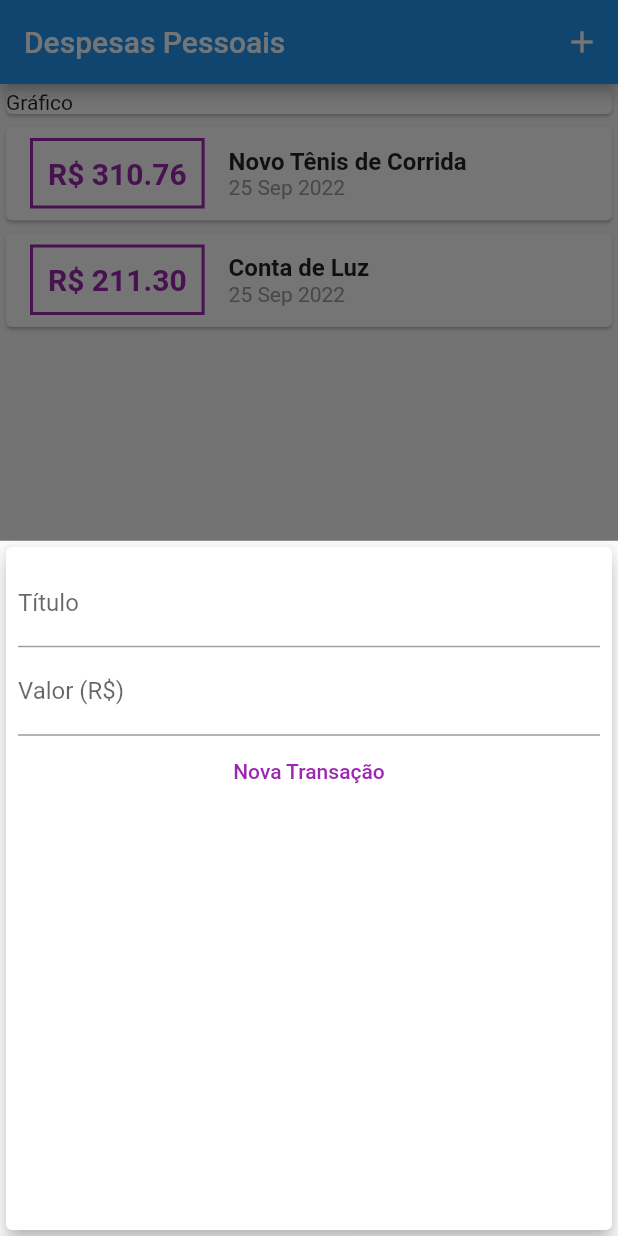
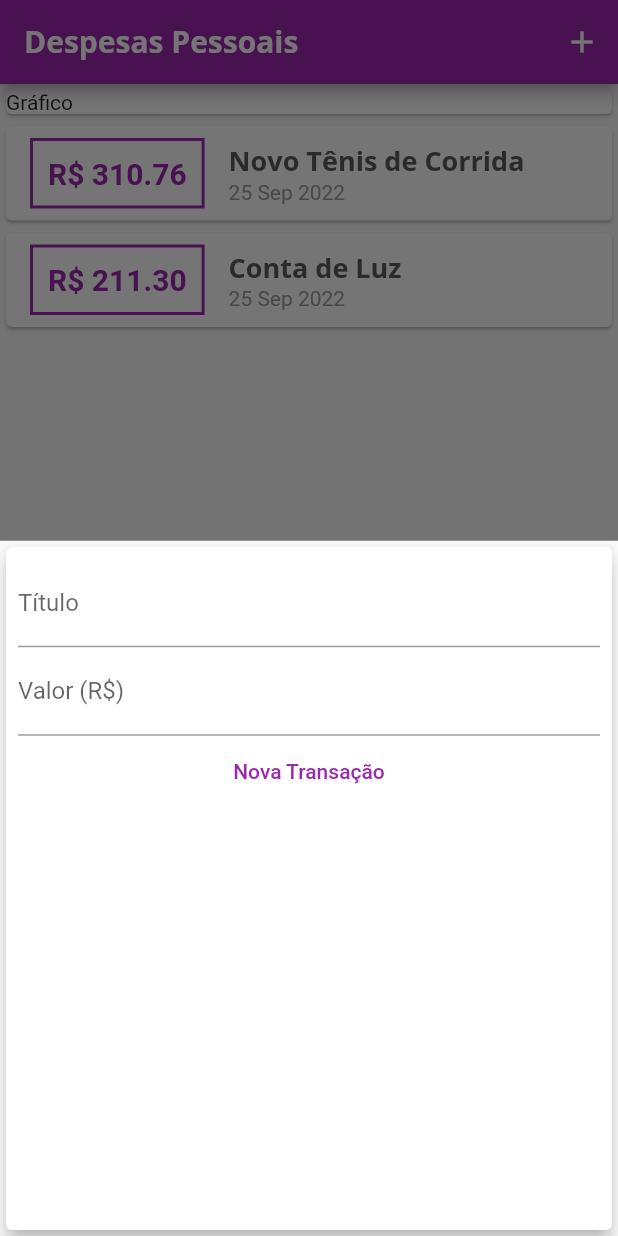
Before and after one commit to AntonioMarcosRosa/cod3r_course-expenses_app, a Flutter app: the screen it shows after launch, after a tap on the "add" icon, on a phone screen of 412 x 824 dp. Run offline on Flutter 3.47's test engine with Material 2 defaults, Android fonts, the phone set to English and light mode, and no system bars.

Commit message:
feat - Working with theme

```diff
--- a/lib/components/transaction_form.dart
+++ b/lib/components/transaction_form.dart
@@ -1,11 +1,17 @@
 import 'package:flutter/material.dart';
 
-class TransactionForm extends StatelessWidget {
+class TransactionForm extends StatefulWidget {
+  final void Function(String, double) onSubmit;
+
+  const TransactionForm(this.onSubmit, {super.key});
+
+  @override
+  State<TransactionForm> createState() => _TransactionFormState();
+}
+
+class _TransactionFormState extends State<TransactionForm> {
   final titleController = TextEditingController();
   final valueController = TextEditingController();
-  final void Function(String, double) onSubmit;
-
-  TransactionForm(this.onSubmit, {super.key});
 
   _submitForm() {
     final title = titleController.text;
@@ -14,8 +20,7 @@ class TransactionForm extends StatelessWidget {
     if (title.isEmpty || value <= 0) {
       return;
     }
-
-    onSubmit(title, value);
+    widget.onSubmit(title, value);
   }
 
   @override
@@ -43,10 +48,10 @@ class TransactionForm extends StatelessWidget {
             children: [
               TextButton(
                 onPressed: _submitForm,
-                child: const Text(
+                child: Text(
                   'Nova Transação',
                   style: TextStyle(
-                    color: Colors.purple,
+                    color: Theme.of(context).colorScheme.primary,
                   ),
                 ),
               ),
--- a/lib/components/transaction_list.dart
+++ b/lib/components/transaction_list.dart
@@ -16,7 +16,7 @@ class TransactionList extends StatelessWidget {
         itemBuilder: (ctx, index) {
           final transaction = transactions[index];
           return Card(
-            child: Row( children: [
+            child: Row(children: [
               Container(
                 margin: const EdgeInsets.symmetric(
                   horizontal: 16,
@@ -24,16 +24,16 @@ class TransactionList extends StatelessWidget {
                 ),
                 decoration: BoxDecoration(
                     border: Border.all(
-                  color: Colors.purple,
+                  color: Theme.of(context).colorScheme.primary,
                   width: 2,
                 )),
                 padding: const EdgeInsets.all(10),
                 child: Text(
                   'R\$ ${transaction.value?.toStringAsFixed(2)}',
-                  style: const TextStyle(
+                  style: TextStyle(
                     fontWeight: FontWeight.bold,
                     fontSize: 20,
-                    color: Colors.purple,
+                    color: Theme.of(context).colorScheme.primary,
                   ),
                 ),
               ),
@@ -42,10 +42,7 @@ class TransactionList extends StatelessWidget {
                 children: [
                   Text(
                     transaction.title.toString(),
-                    style: const TextStyle(
-                      fontWeight: FontWeight.bold,
-                      fontSize: 16,
-                    ),
+                    style: Theme.of(context).textTheme.headline6,
                   ),
                   Text(
                     DateFormat('d MMM y').format(transaction.date),
--- a/lib/main.dart
+++ b/lib/main.dart
@@ -4,15 +4,38 @@ import 'dart:math';
 import 'components/transaction_form.dart';
 import 'components/transaction_list.dart';
 
-main() => runApp(const ExpensesApp());
+main() => runApp(ExpensesApp());
 
 class ExpensesApp extends StatelessWidget {
-  const ExpensesApp({super.key});
+  final ThemeData tema = ThemeData();
+  ExpensesApp({super.key});
 
   @override
   Widget build(BuildContext context) {
-    return const MaterialApp(
-      home: MyHomePage(),
+    return MaterialApp(
+      theme: ThemeData(
+        colorScheme: tema.colorScheme.copyWith(
+          primary: Colors.purple,
+          secondary: Colors.amber,
+        ),
+        fontFamily: 'Quicksand',
+        textTheme: ThemeData.light().textTheme.copyWith(
+              headline6: const TextStyle(
+                fontFamily: 'OpenSans',
+                fontSize: 18,
+                fontWeight: FontWeight.bold,
+                color: Color.fromARGB(255, 92, 92, 92),
+              ),
+            ),
+        appBarTheme: const AppBarTheme(
+          titleTextStyle: TextStyle(
+            fontFamily: 'OpenSans',
+            fontSize: 20,
+            fontWeight: FontWeight.bold,
+          ),
+        ),
+      ),
+      home: const MyHomePage(),
     );
   }
 }
@@ -59,6 +82,8 @@ class _MyHomePageState extends State<MyHomePage> {
     setState(() {
       _transactions.add(newTrasaction);
     });
+
+    Navigator.of(context).pop;
   }
 
   @override
@@ -84,7 +109,6 @@ class _MyHomePageState extends State<MyHomePage> {
             ),
             Column(children: [
               TransactionList(_transactions),
-              TransactionForm(_addTransaction),
             ]),
           ],
         ),
```
Also changed, not shown: pubspec.yaml (+11 -6 lines), assets/fonts/OpenSans-Bold.ttf (added), assets/fonts/OpenSans-Regular.ttf (added), assets/fonts/Quicksand-Bold.ttf (added), assets/fonts/Quicksand-Light.ttf (added), assets/fonts/Quicksand-Medium.ttf (added), assets/fonts/Quicksand-Regular.ttf (added).
